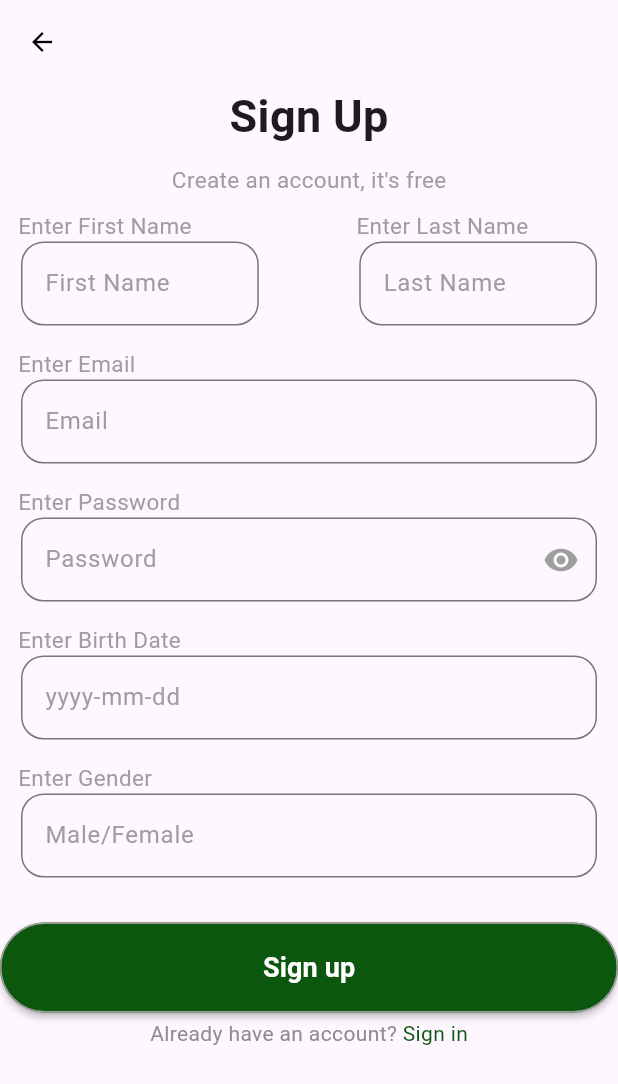
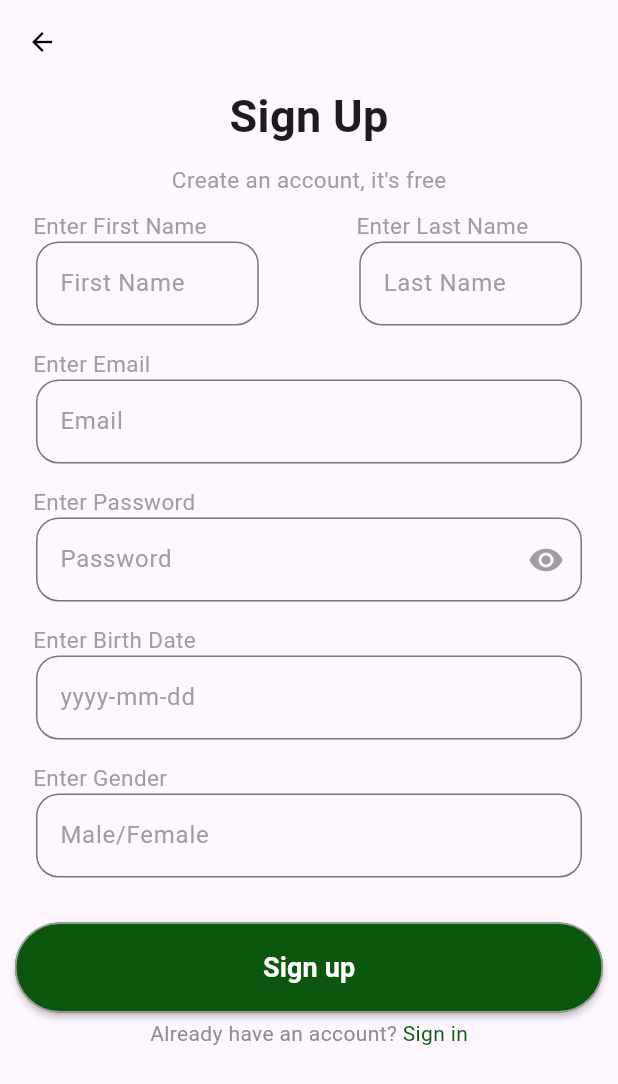
Before and after one commit to kareemezzat25/mental-health, a Flutter app: the Signup screen opened directly, on a phone screen of 412 x 824 dp. Shown: the top 1084 px of the screen. Run offline on Flutter 3.47's test engine with Material 3 defaults, Android fonts, the phone set to English and light mode, and no system bars; our stand-ins replace animated_splash_screen.

Commit message:
Padding in Signup

```diff
--- a/lib/views/signup.dart
+++ b/lib/views/signup.dart
@@ -93,7 +93,10 @@ class _SignupState extends State<Signup> {
           ),
         ),
       ),
-      body: SingleChildScrollView(
+      body:
+      Padding(
+        padding:EdgeInsets.symmetric(horizontal: 10),
+        child : SingleChildScrollView(
         child: Column(
           children: [
             const Column(
@@ -237,6 +240,7 @@ class _SignupState extends State<Signup> {
           ],
         ),
       ),
+      ),
     );
   }
 }
```
Also changed, not shown: pubspec.lock.
